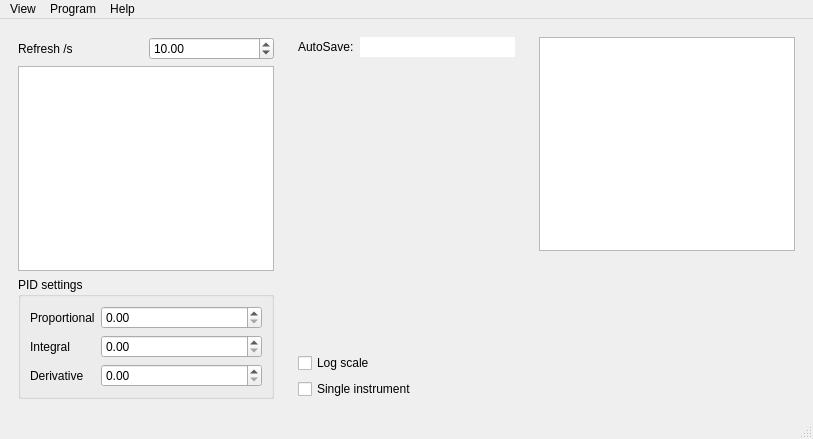
This is pyhard2/rsc/ui/controller.ui in Synss/pyhard2 as Qt 5 draws it before an edit. The edited form follows.
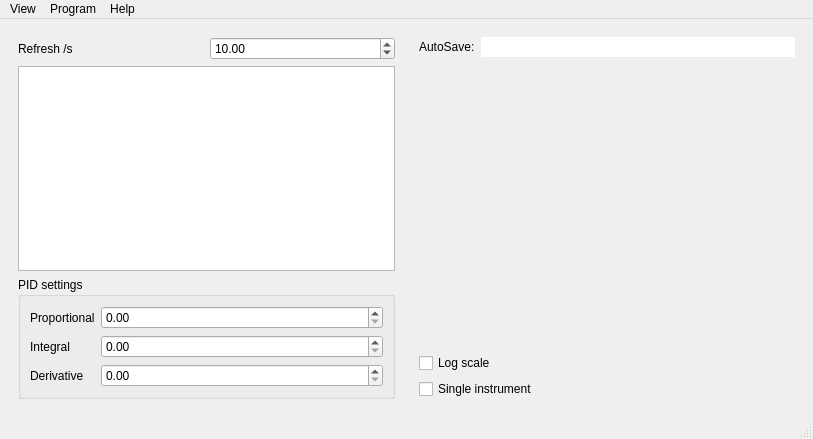
This is the edited form. Custom widgets are drawn as their Qt base class.

Commit message:
Create ProgramWidget
- Move UI, including preview to gui.programs.
- Move stock programs to gui.programs.
- Handle actual programs in Controller as before.

```diff
--- a/pyhard2/rsc/ui/controller.ui
+++ b/pyhard2/rsc/ui/controller.ui
@@ -158,41 +158,6 @@
       </layout>
      </widget>
     </item>
-    <item>
-     <widget class="QWidget" name="programPanel" native="true">
-      <layout class="QVBoxLayout" name="verticalLayout_3">
-       <item>
-        <widget class="QTableView" name="programView">
-         <property name="sizePolicy">
-          <sizepolicy hsizetype="Expanding" vsizetype="Expanding">
-           <horstretch>0</horstretch>
-           <verstretch>3</verstretch>
-          </sizepolicy>
-         </property>
-         <property name="contextMenuPolicy">
-          <enum>Qt::CustomContextMenu</enum>
-         </property>
-         <attribute name="verticalHeaderVisible">
-          <bool>false</bool>
-         </attribute>
-         <attribute name="verticalHeaderDefaultSectionSize">
-          <number>20</number>
-         </attribute>
-        </widget>
-       </item>
-       <item>
-        <widget class="QwtPlot" name="previewPlot">
-         <property name="sizePolicy">
-          <sizepolicy hsizetype="Expanding" vsizetype="Expanding">
-           <horstretch>0</horstretch>
-           <verstretch>2</verstretch>
-          </sizepolicy>
-         </property>
-        </widget>
-       </item>
-      </layout>
-     </widget>
-    </item>
    </layout>
   </widget>
   <widget class="QMenuBar" name="menubar">
```
Left out of the diff: 16 changed lines with no effect on the pictures. The commit also changes 9 other files.
